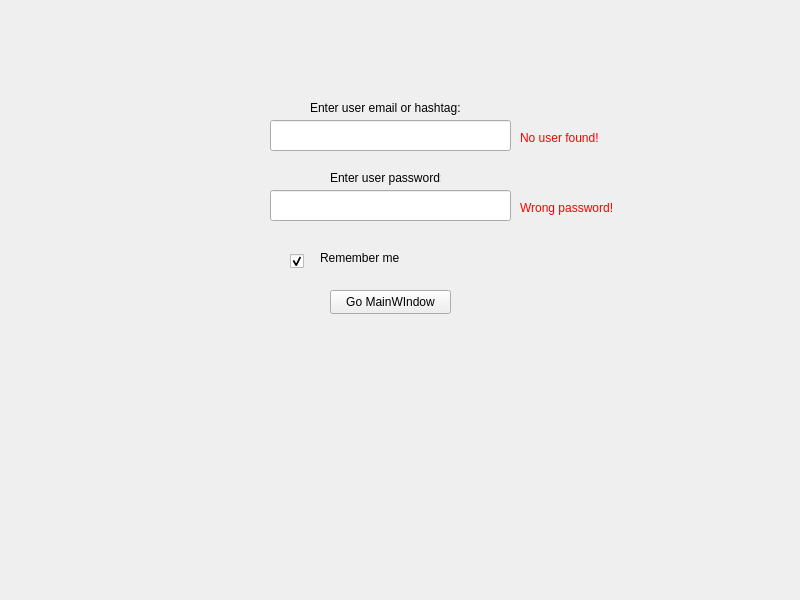
AlexMNK/dyplom-gym, file frontend/gym_frontend/login/login.ui: the form before one commit.
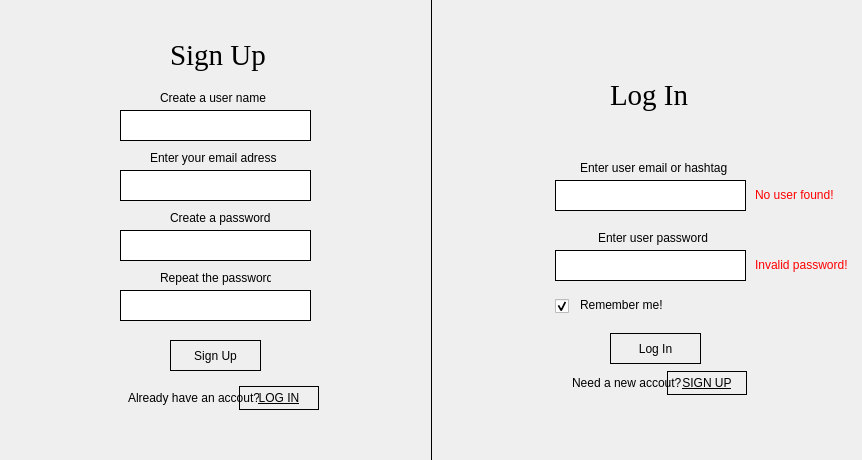
The form after the commit. Icons and pictures are not drawn.

Commit message: Added good style for log in + sign up window

```diff
--- a/frontend/gym_frontend/login/login.ui
+++ b/frontend/gym_frontend/login/login.ui
@@ -6,8 +6,8 @@
    <rect>
     <x>0</x>
     <y>0</y>
-    <width>800</width>
-    <height>600</height>
+    <width>862</width>
+    <height>460</height>
    </rect>
   </property>
   <property name="sizePolicy">
@@ -18,84 +18,111 @@
   </property>
   <property name="minimumSize">
    <size>
-    <width>800</width>
-    <height>600</height>
+    <width>862</width>
+    <height>460</height>
    </size>
   </property>
   <property name="maximumSize">
    <size>
-    <width>800</width>
-    <height>600</height>
+    <width>862</width>
+    <height>460</height>
    </size>
   </property>
+  <property name="font">
+   <font>
+    <pointsize>11</pointsize>
+   </font>
+  </property>
   <property name="windowTitle">
    <string>Login</string>
   </property>
+  <property name="windowIcon">
+   <iconset resource="res.qrc">
+    <normaloff>:/new/img/resources/icon.jpg</normaloff>:/new/img/resources/icon.jpg</iconset>
+  </property>
+  <property name="styleSheet">
+   <string notr="true">QPushButton { border: 1px solid black }
+QPushButton :hover { border: 1px solid green }
+QLineEdit { border: 1px solid black }</string>
+  </property>
   <widget class="QWidget" name="centralwidget">
    <widget class="QPushButton" name="pushButton">
     <property name="geometry">
      <rect>
-      <x>330</x>
-      <y>290</y>
-      <width>121</width>
-      <height>24</height>
+      <x>610</x>
+      <y>333</y>
+      <width>91</width>
+      <height>31</height>
      </rect>
     </property>
     <property name="text">
-     <string>Go MainWIndow</string>
+     <string>Log In</string>
     </property>
    </widget>
    <widget class="QLineEdit" name="user_name">
     <property name="geometry">
      <rect>
-      <x>270</x>
-      <y>120</y>
-      <width>241</width>
+      <x>555</x>
+      <y>180</y>
+      <width>191</width>
       <height>31</height>
      </rect>
     </property>
+    <property name="font">
+     <font>
+      <pointsize>11</pointsize>
+     </font>
+    </property>
+    <property name="text">
+     <string/>
+    </property>
    </widget>
    <widget class="QLabel" name="label">
     <property name="geometry">
      <rect>
-      <x>310</x>
-      <y>100</y>
+      <x>580</x>
+      <y>160</y>
       <width>151</width>
       <height>16</height>
      </rect>
     </property>
     <property name="text">
-     <string>Enter user email or hashtag:</string>
+     <string>Enter user email or hashtag</string>
     </property>
    </widget>
    <widget class="QLineEdit" name="user_password">
     <property name="geometry">
      <rect>
-      <x>270</x>
-      <y>190</y>
-      <width>241</width>
+      <x>555</x>
+      <y>250</y>
+      <width>191</width>
       <height>31</height>
      </rect>
     </property>
+    <property name="font">
+     <font>
+      <pointsize>11</pointsize>
+     </font>
+    </property>
    </widget>
    <widget class="QLabel" name="label_2">
     <property name="geometry">
      <rect>
-      <x>330</x>
-      <y>170</y>
+      <x>598</x>
+      <y>230</y>
       <width>111</width>
       <height>16</height>
      </rect>
     </property>
     <property name="text">
-     <string>Enter user password:</string>
+     <string>Enter user password</string>
     </property>
    </widget>
    <widget class="QLabel" name="no_user_found">
     <property name="geometry">
      <rect>
-      <x>520</x>
-      <y>130</y>
+      <x>755</x>
+      <y>187</y>
       <width>81</width>
       <height>16</height>
      </rect>
@@ -110,8 +137,8 @@
    <widget class="QLabel" name="invalid_password">
     <property name="geometry">
      <rect>
-      <x>520</x>
-      <y>200</y>
+      <x>755</x>
+      <y>257</y>
       <width>101</width>
       <height>16</height>
      </rect>
@@ -120,16 +147,16 @@
      <string notr="true">color: red</string>
     </property>
     <property name="text">
-     <string>Wrong password!</string>
+     <string>Invalid password!</string>
     </property>
    </widget>
    <widget class="QCheckBox" name="rememberMe">
     <property name="geometry">
      <rect>
-      <x>290</x>
-      <y>250</y>
-      <width>16</width>
-      <height>22</height>
+      <x>555</x>
+      <y>299</y>
+      <width>14</width>
+      <height>14</height>
      </rect>
     </property>
     <property name="text">
@@ -142,14 +169,295 @@
    <widget class="QLabel" name="label_3">
     <property name="geometry">
      <rect>
-      <x>320</x>
-      <y>250</y>
+      <x>580</x>
+      <y>297</y>
+      <width>91</width>
+      <height>16</height>
+     </rect>
+    </property>
+    <property name="text">
+     <string>Remember me!</string>
+    </property>
+   </widget>
+   <widget class="QLabel" name="backgroundLabel">
+    <property name="geometry">
+     <rect>
+      <x>0</x>
+      <y>0</y>
+      <width>431</width>
+      <height>460</height>
+     </rect>
+    </property>
+    <property name="autoFillBackground">
+     <bool>true</bool>
+    </property>
+    <property name="styleSheet">
+     <string notr="true"/>
+    </property>
+    <property name="text">
+     <string/>
+    </property>
+    <property name="pixmap">
+     <pixmap resource="res.qrc">:/new/img/resources/BackgroundWithLogo.jpg</pixmap>
+    </property>
+    <property name="scaledContents">
+     <bool>true</bool>
+    </property>
+   </widget>
+   <widget class="QLabel" name="LogInLabel">
+    <property name="geometry">
+     <rect>
+      <x>610</x>
+      <y>70</y>
       <width>81</width>
+      <height>51</height>
+     </rect>
+    </property>
+    <property name="font">
+     <font>
+      <family>Times New Roman</family>
+      <pointsize>22</pointsize>
+     </font>
+    </property>
+    <property name="text">
+     <string>Log In</string>
+    </property>
+   </widget>
+   <widget class="QLabel" name="goToSignupLabel">
+    <property name="geometry">
+     <rect>
+      <x>572</x>
+      <y>375</y>
+      <width>111</width>
       <height>16</height>
      </rect>
     </property>
     <property name="text">
-     <string>Remember me</string>
+     <string>Need a new accout?</string>
+    </property>
+   </widget>
+   <widget class="QPushButton" name="GoSignUpButton">
+    <property name="geometry">
+     <rect>
+      <x>667</x>
+      <y>371</y>
+      <width>80</width>
+      <height>24</height>
+     </rect>
+    </property>
+    <property name="font">
+     <font>
+      <underline>true</underline>
+     </font>
+    </property>
+    <property name="cursor">
+     <cursorShape>PointingHandCursor</cursorShape>
+    </property>
+    <property name="text">
+     <string>SIGN UP</string>
+    </property>
+   </widget>
+   <widget class="Line" name="line">
+    <property name="geometry">
+     <rect>
+      <x>431</x>
+      <y>-9</y>
+      <width>1</width>
+      <height>481</height>
+     </rect>
+    </property>
+    <property name="styleSheet">
+     <string notr="true">border: 0.5px solid black;</string>
+    </property>
+    <property name="orientation">
+     <enum>Qt::Vertical</enum>
+    </property>
+   </widget>
+   <widget class="QLineEdit" name="sign_username">
+    <property name="geometry">
+     <rect>
+      <x>120</x>
+      <y>110</y>
+      <width>191</width>
+      <height>31</height>
+     </rect>
+    </property>
+    <property name="font">
+     <font>
+      <pointsize>11</pointsize>
+     </font>
+    </property>
+    <property name="text">
+     <string/>
+    </property>
+   </widget>
+   <widget class="QLineEdit" name="sign_user_email">
+    <property name="geometry">
+     <rect>
+      <x>120</x>
+      <y>170</y>
+      <width>191</width>
+      <height>31</height>
+     </rect>
+    </property>
+    <property name="font">
+     <font>
+      <pointsize>11</pointsize>
+     </font>
+    </property>
+    <property name="text">
+     <string/>
+    </property>
+   </widget>
+   <widget class="QLineEdit" name="sign_user_pass1">
+    <property name="geometry">
+     <rect>
+      <x>120</x>
+      <y>230</y>
+      <width>191</width>
+      <height>31</height>
+     </rect>
+    </property>
+    <property name="font">
+     <font>
+      <pointsize>11</pointsize>
+     </font>
+    </property>
+   </widget>
+   <widget class="QLineEdit" name="sign_user_pass2">
+    <property name="geometry">
+     <rect>
+      <x>120</x>
+      <y>290</y>
+      <width>191</width>
+      <height>31</height>
+     </rect>
+    </property>
+    <property name="font">
+     <font>
+      <pointsize>11</pointsize>
+     </font>
+    </property>
+   </widget>
+   <widget class="QPushButton" name="SignUp">
+    <property name="geometry">
+     <rect>
+      <x>170</x>
+      <y>340</y>
+      <width>91</width>
+      <height>31</height>
+     </rect>
+    </property>
+    <property name="cursor">
+     <cursorShape>PointingHandCursor</cursorShape>
+    </property>
+    <property name="text">
+     <string>Sign Up</string>
+    </property>
+   </widget>
+   <widget class="QPushButton" name="GoLogInButton">
+    <property name="geometry">
+     <rect>
+      <x>239</x>
+      <y>386</y>
+      <width>80</width>
+      <height>24</height>
+     </rect>
+    </property>
+    <property name="font">
+     <font>
+      <underline>true</underline>
+     </font>
+    </property>
+    <property name="cursor">
+     <cursorShape>PointingHandCursor</cursorShape>
+    </property>
+    <property name="text">
+     <string>LOG IN</string>
+    </property>
+   </widget>
+   <widget class="QLabel" name="alrRegister">
+    <property name="geometry">
+     <rect>
+      <x>128</x>
+      <y>390</y>
+      <width>131</width>
+      <height>16</height>
+     </rect>
+    </property>
+    <property name="text">
+     <string>Already have an accout?</string>
+    </property>
+   </widget>
+   <widget class="QLabel" name="sign_name_label">
+    <property name="geometry">
+     <rect>
+      <x>160</x>
+      <y>90</y>
+      <width>141</width>
+      <height>16</height>
+     </rect>
+    </property>
+    <property name="text">
+     <string>Create a user name</string>
+    </property>
+   </widget>
+   <widget class="QLabel" name="SignUpLabel">
+    <property name="geometry">
+     <rect>
+      <x>170</x>
+      <y>30</y>
+      <width>101</width>
+      <height>51</height>
+     </rect>
+    </property>
+    <property name="font">
+     <font>
+      <family>Times New Roman</family>
+      <pointsize>22</pointsize>
+     </font>
+    </property>
+    <property name="text">
+     <string>Sign Up</string>
+    </property>
+   </widget>
+   <widget class="QLabel" name="sign_email_label">
+    <property name="geometry">
+     <rect>
+      <x>150</x>
+      <y>150</y>
+      <width>151</width>
+      <height>16</height>
+     </rect>
+    </property>
+    <property name="text">
+     <string>Enter your email adress</string>
+    </property>
+   </widget>
+   <widget class="QLabel" name="sign_pass_label1">
+    <property name="geometry">
+     <rect>
+      <x>170</x>
+      <y>210</y>
+      <width>101</width>
+      <height>16</height>
+     </rect>
+    </property>
+    <property name="text">
+     <string>Create a password</string>
+    </property>
+   </widget>
+   <widget class="QLabel" name="sign_pass_label2">
+    <property name="geometry">
+     <rect>
+      <x>160</x>
+      <y>270</y>
+      <width>111</width>
+      <height>16</height>
+     </rect>
+    </property>
+    <property name="text">
+     <string>Repeat the password</string>
     </property>
    </widget>
   </widget>
```
Left out of the diff: 18 changed lines with no effect on the pictures. The commit also changes 13 other files.
